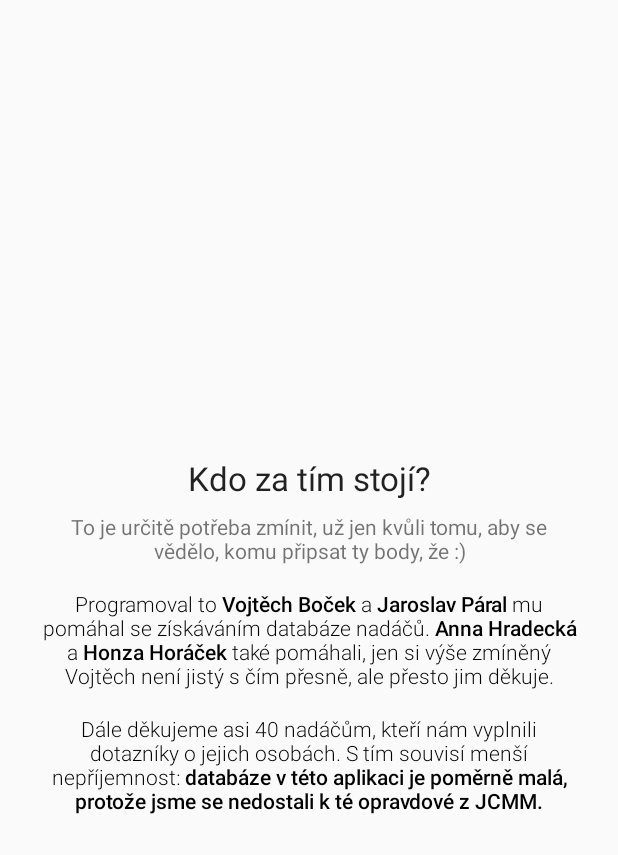
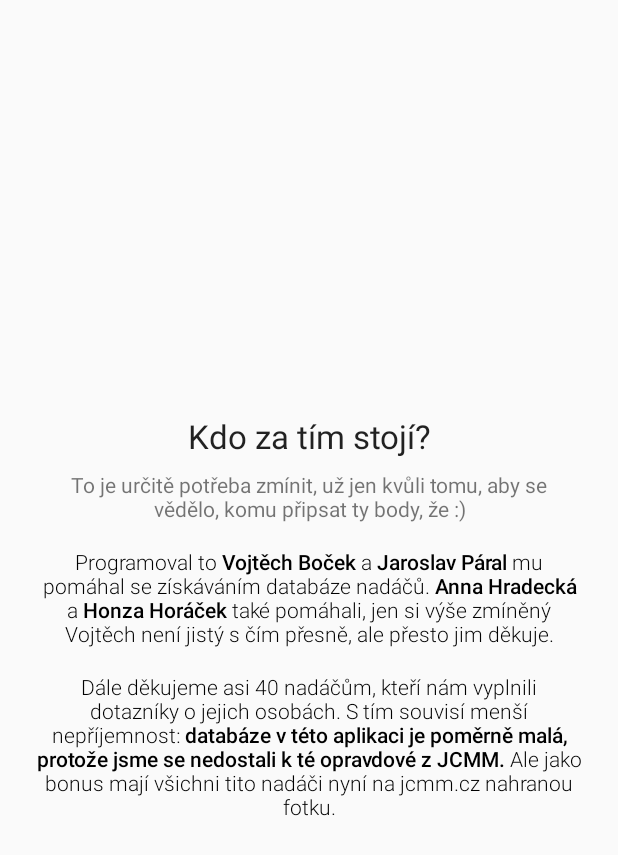
Before and after one commit to Tasssadar/nadacquest, an Android app: the layout welcome_page3.xml on its own in the app's theme, with its tools: preview values and no code run, on a phone screen of 412 x 824 dp. Shown: the top 855 px of the screen. Run offline under Robolectric (Android 15) with nearby library versions, the phone set to English and light mode, and no system bars.

Commit message:
Wrap welcome page "who did it" in scrollview

```diff
--- a/app/build.gradle
+++ b/app/build.gradle
@@ -8,8 +8,8 @@ android {
         applicationId "com.tassadar.nadacquest"
         minSdkVersion 14
         targetSdkVersion 21
-        versionCode 5
-        versionName "v1.5"
+        versionCode 6
+        versionName "v1.6"
     }
 
     compileOptions {
--- a/app/src/main/res/layout/welcome_page3.xml
+++ b/app/src/main/res/layout/welcome_page3.xml
@@ -6,6 +6,13 @@
         android:layout_width="match_parent"
         android:layout_height="0dp"
         android:layout_weight="1" />
+    <ScrollView
+        android:layout_width="match_parent"
+        android:layout_height="wrap_content">
+        <LinearLayout
+            android:layout_width="match_parent"
+            android:layout_height="wrap_content"
+            android:orientation="vertical">
             <TextView
                 android:layout_width="wrap_content"
                 android:layout_height="wrap_content"
@@ -43,11 +50,14 @@
                 android:layout_marginTop="16dp"
                 android:layout_marginLeft="24dp"
                 android:layout_marginRight="24dp"
+                android:layout_marginBottom="24dp"
                 android:text="@string/author2"
                 android:fontFamily="sans-serif-light"
                 android:layout_gravity="center_horizontal"
                 android:textColor="#000"
                 android:gravity="center"/>
+        </LinearLayout>
+    </ScrollView>
     <View
         android:layout_width="match_parent"
         android:layout_height="0dp"
--- a/app/src/main/res/values/strings.xml
+++ b/app/src/main/res/values/strings.xml
@@ -3,5 +3,5 @@
     <string name="app_name">NadáčQuest</string>
     <string name="poznas">Poznáš nadáče?</string>
     <string name="author1">Programoval to <b>Vojtěch Boček</b> a\u00A0<b>Jaroslav Páral</b> mu pomáhal se získáváním databáze nadáčů. <b>Anna Hradecká</b> a\u00A0<b>Honza Horáček</b> také pomáhali, jen si výše zmíněný Vojtěch není jistý s\u00A0čím přesně, ale přesto jim děkuje.</string>
-    <string name="author2">Dále děkujeme asi 40 nadáčům, kteří nám vyplnili dotazníky o\u00A0jejich osobách. S\u00A0tím souvisí menší nepříjemnost: <b>databáze v\u00A0této aplikaci je poměrně malá, protože jsme se nedostali k\u00A0té opravdové z\u00A0JCMM.</b></string>
+    <string name="author2">Dále děkujeme asi 40 nadáčům, kteří nám vyplnili dotazníky o\u00A0jejich osobách. S\u00A0tím souvisí menší nepříjemnost: <b>databáze v\u00A0této aplikaci je poměrně malá, protože jsme se nedostali k\u00A0té opravdové z\u00A0JCMM.</b> Ale jako bonus mají všichni tito nadáči nyní na jcmm.cz nahranou fotku.</string>
 </resources>
```
Lines whose indentation alone changed are shown as unchanged.
